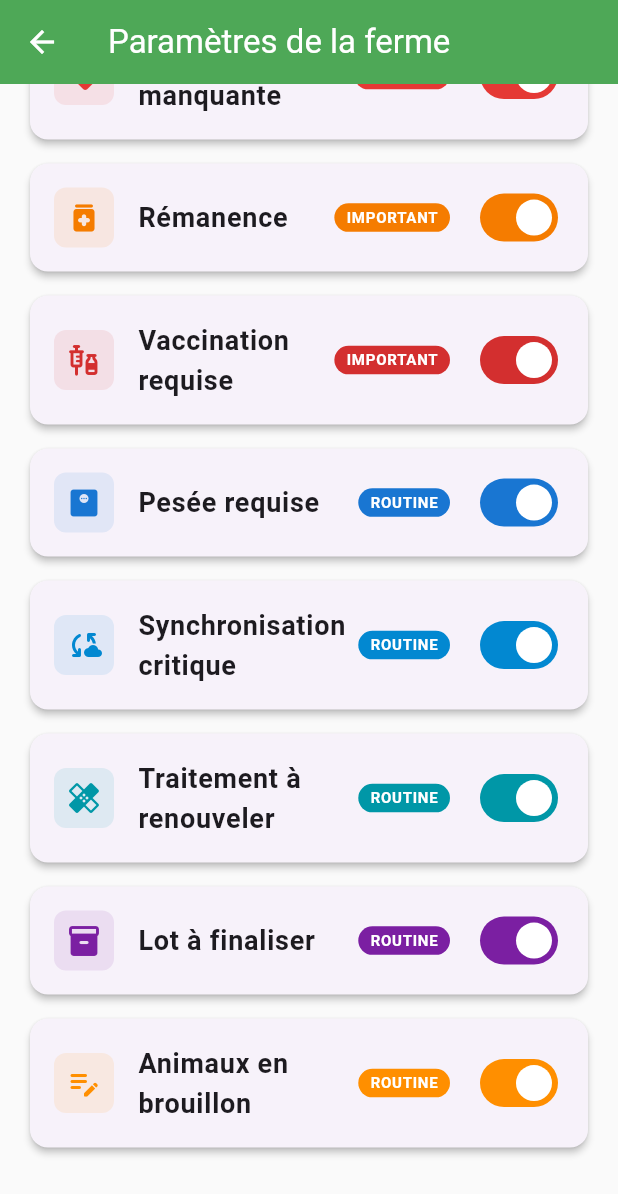
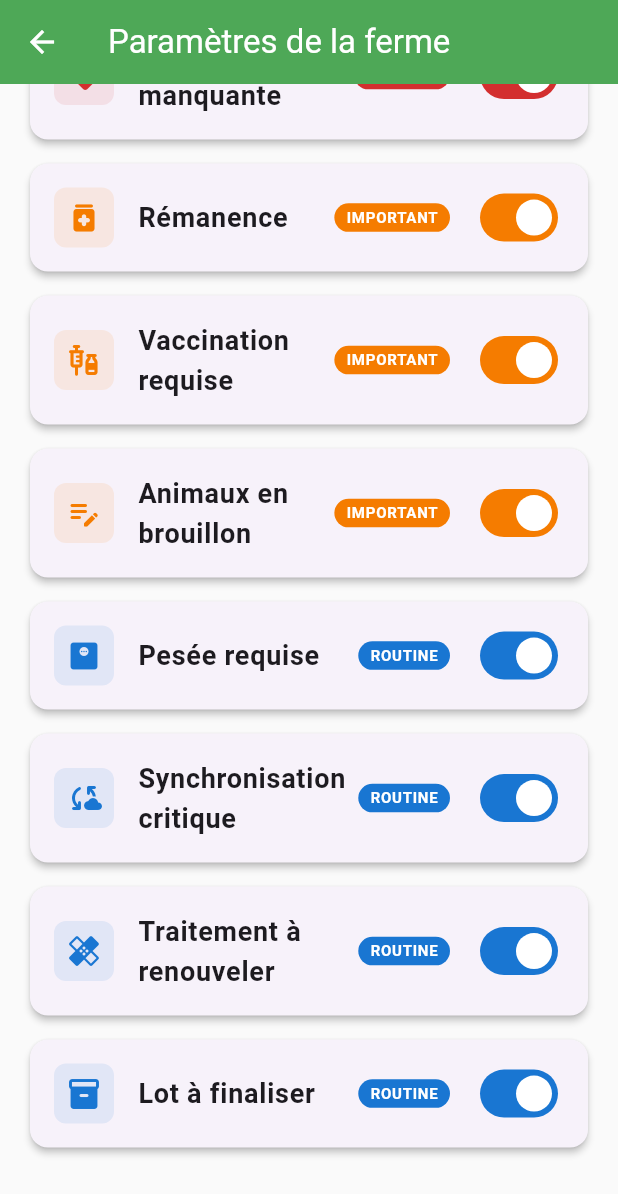
Before and after one commit to ecolealgerienne-ui/ani_tra, a Flutter app: the FarmSettingsScreen screen opened directly, scrolled down 1152 dp, on a phone screen of 412 x 824 dp. Shown: the top 1194 px of the screen. Run offline on Flutter 3.47's test engine with Material 3 defaults, Android fonts, the phone set to English and light mode, and no system bars; our stand-ins replace drift, flutter_local_notifications, pdf, shared_preferences, timezone; missing offline and left inert: mobile_scanner, universal_html; accounts and stored records are empty; generated files the repository leaves out were written again.

Commit message:
Harmoniser affichage alertes par sévérité avec couleurs cohérentes
- Tri par sévérité décroissante (critique → important → routine)
- Couleurs uniformes par niveau:
  - Critique (3): Rouge #D32F2F
  - Important (2): Orange #F57C00
  - Routine (1): Bleu #1976D2
- Réorganisation des configs par priorité
- Animaux brouillon passé en important (severity 2)

```diff
--- a/lib/screens/settings/farm_settings_screen.dart
+++ b/lib/screens/settings/farm_settings_screen.dart
@@ -971,7 +971,9 @@ class _AlertSettingsSection extends StatelessWidget {
             ),
           )
         else
-          ...configs.map((config) => _AlertConfigItem(config: config)),
+          // Trier par sévérité décroissante (critique → important → routine)
+          ...(configs.toList()..sort((a, b) => b.severity.compareTo(a.severity)))
+              .map((config) => _AlertConfigItem(config: config)),
       ],
     );
   }
@@ -1009,6 +1011,22 @@ class _AlertConfigItem extends StatelessWidget {
     }
   }
 
+  /// Obtenir la couleur selon la sévérité
+  /// - Critique (3): Rouge
+  /// - Important (2): Orange
+  /// - Routine (1): Bleu
+  Color _getColorFromSeverity(int severity) {
+    switch (severity) {
+      case 3:
+        return const Color(0xFFD32F2F); // Rouge - Critique
+      case 2:
+        return const Color(0xFFF57C00); // Orange - Important
+      case 1:
+      default:
+        return const Color(0xFF1976D2); // Bleu - Routine
+    }
+  }
+
   @override
   Widget build(BuildContext context) {
     final l10n = AppLocalizations.of(context);
@@ -1017,8 +1035,8 @@ class _AlertConfigItem extends StatelessWidget {
     // Get title from i18n
     final title = l10n.translate(config.titleKey);
 
-    // Parse color from hex
-    final color = Color(int.parse(config.colorHex.replaceFirst('#', '0xFF')));
+    // Couleur basée sur la sévérité (harmonisée)
+    final color = _getColorFromSeverity(config.severity);
 
     return Padding(
       padding: const EdgeInsets.symmetric(
```
Also changed, not shown: lib/repositories/alert_configuration_repository.dart (+63 -54 lines).
